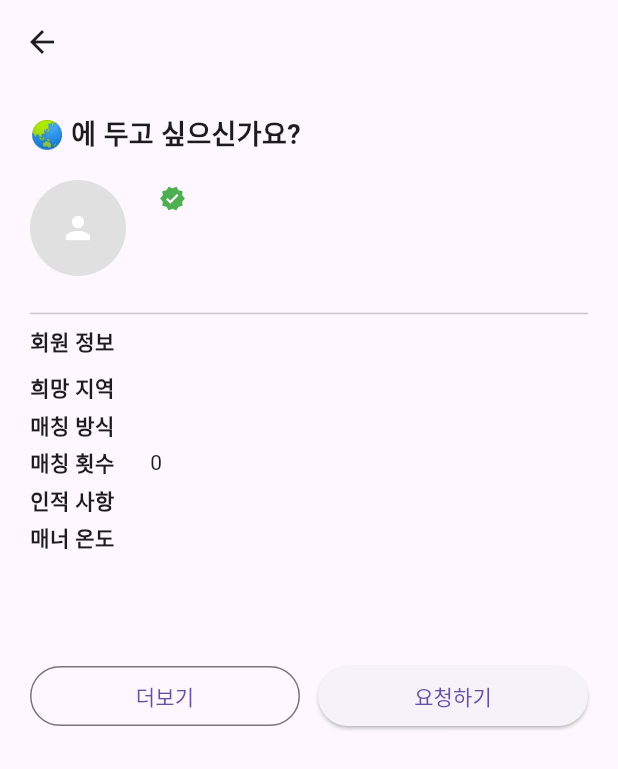
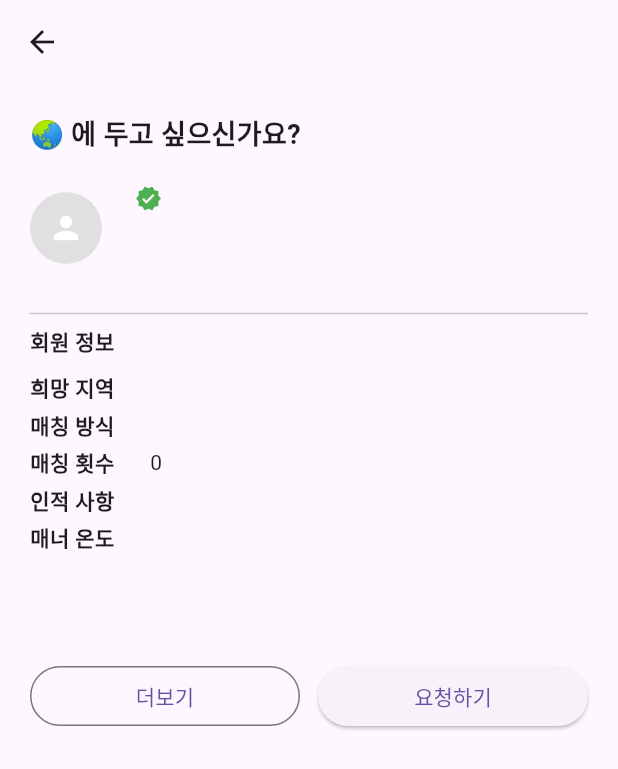
Before and after one commit to minwoojoo/localit_develop, a Flutter app: the ExploreDetailScreen screen opened directly with empty values, on a phone screen of 412 x 824 dp. Shown: the top 769 px of the screen. Run offline on Flutter 3.47's test engine with Material 3 defaults, Android fonts, the phone set to English and light mode, and no system bars; our stand-ins replace cloud_firestore, firebase_auth, firebase_core, firebase_storage, flutter_dotenv, image_picker; accounts and stored records are empty; statements that could not run were skipped.

Commit message:
fix: 로컬인 게시글 화면 일부 에러 수정

```diff
--- a/app/lib/screens/matching/explore_detail_screen.dart
+++ b/app/lib/screens/matching/explore_detail_screen.dart
@@ -1,5 +1,6 @@
 import 'package:flutter/material.dart';
 import 'package:cloud_firestore/cloud_firestore.dart';
+import 'package:firebase_storage/firebase_storage.dart';
 
 class ExploreDetailScreen extends StatelessWidget {
   final String localId;
@@ -23,6 +24,16 @@ class ExploreDetailScreen extends StatelessWidget {
       return list.join(', ');
     }
     return value.toString();
+  }
+
+  Future<String?> getProfileImageUrl(String? path) async {
+    if (path == null || path.isEmpty) return null;
+    try {
+      final ref = FirebaseStorage.instance.ref().child(path);
+      return await ref.getDownloadURL();
+    } catch (e) {
+      return null;
+    }
   }
 
   @override
@@ -50,18 +61,28 @@ class ExploreDetailScreen extends StatelessWidget {
                         fontSize: 18, fontWeight: FontWeight.bold)),
                 const SizedBox(height: 16),
                 Row(
+                  crossAxisAlignment: CrossAxisAlignment.center,
                   children: [
-                    CircleAvatar(
-                      radius: 32,
-                      backgroundImage: (data['profileImageUrl'] != null &&
-                              (data['profileImageUrl'] as String).isNotEmpty)
-                          ? NetworkImage(data['profileImageUrl'])
-                          : null,
-                      backgroundColor: Colors.grey[300],
-                      child: (data['profileImageUrl'] == null ||
-                              (data['profileImageUrl'] as String).isEmpty)
-                          ? const Icon(Icons.person, color: Colors.white)
-                          : null,
+                    FutureBuilder<String?>(
+                      future: getProfileImageUrl(data['profileImagePath']),
+                      builder: (context, snapshot) {
+                        if (snapshot.connectionState ==
+                            ConnectionState.waiting) {
+                          return const CircleAvatar(
+                              radius: 24, backgroundColor: Colors.grey);
+                        }
+                        final url = snapshot.data;
+                        return CircleAvatar(
+                          radius: 24,
+                          backgroundImage: (url != null && url.isNotEmpty)
+                              ? NetworkImage(url)
+                              : null,
+                          backgroundColor: Colors.grey[300],
+                          child: (url == null || url.isEmpty)
+                              ? const Icon(Icons.person, color: Colors.white)
+                              : null,
+                        );
+                      },
                     ),
                     const SizedBox(width: 16),
                     Expanded(
@@ -70,10 +91,11 @@ class ExploreDetailScreen extends StatelessWidget {
                         children: [
                           Row(
                             children: [
-                              Text(data['nickname'] ?? '',
-                                  style: const TextStyle(
-                                      fontWeight: FontWeight.bold,
-                                      fontSize: 18)),
+                              Text(
+                                data['nickname'] ?? '',
+                                style: const TextStyle(
+                                    fontWeight: FontWeight.bold, fontSize: 18),
+                              ),
                               const SizedBox(width: 6),
                               Icon(Icons.verified,
                                   color: Colors.green, size: 18),
```
Also changed, not shown: app/lib/screens/matching/explore_screen.dart (+50 -16 lines).
